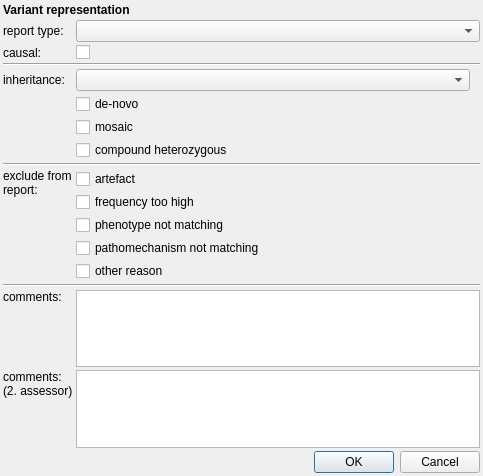
This is src/GSvar/ReportVariantDialog.ui in imgag/ngs-bits as Qt 5 draws it before an edit. The edited form follows.
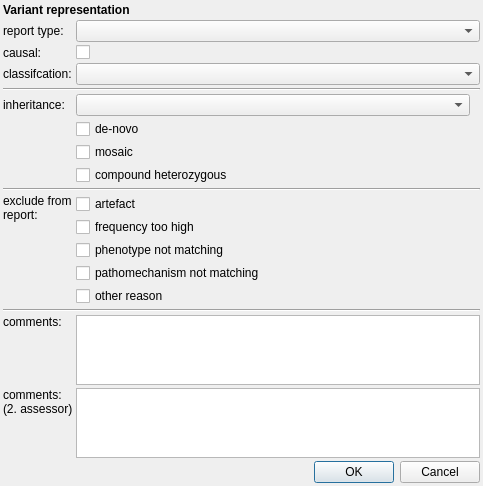
This is the edited form. Icons and pictures are not drawn.

Patch:
```diff
--- a/src/GSvar/ReportVariantDialog.ui
+++ b/src/GSvar/ReportVariantDialog.ui
@@ -33,47 +33,60 @@
    <property name="spacing">
     <number>3</number>
    </property>
-   <item row="13" column="1" colspan="3">
-    <widget class="QCheckBox" name="exclude_phenotype">
-     <property name="text">
-      <string>phenotype not matching</string>
-     </property>
-    </widget>
-   </item>
-   <item row="11" column="1" colspan="3">
+   <item row="12" column="1" colspan="3">
     <widget class="QCheckBox" name="exclude_artefact">
      <property name="text">
       <string>artefact</string>
      </property>
     </widget>
    </item>
-   <item row="15" column="1" colspan="3">
+   <item row="14" column="1" colspan="3">
+    <widget class="QCheckBox" name="exclude_phenotype">
+     <property name="text">
+      <string>phenotype not matching</string>
+     </property>
+    </widget>
+   </item>
+   <item row="16" column="1" colspan="3">
     <widget class="QCheckBox" name="exclude_other">
      <property name="text">
       <string>other reason</string>
      </property>
     </widget>
    </item>
-   <item row="14" column="1" colspan="3">
+   <item row="2" column="1" colspan="3">
+    <widget class="QComboBox" name="type"/>
+   </item>
+   <item row="15" column="1" colspan="3">
     <widget class="QCheckBox" name="exclude_mechanism">
      <property name="text">
       <string>pathomechanism not matching</string>
      </property>
     </widget>
    </item>
-   <item row="12" column="1" colspan="3">
+   <item row="13" column="1" colspan="3">
     <widget class="QCheckBox" name="exclude_frequency">
      <property name="text">
       <string>frequency too high</string>
      </property>
     </widget>
    </item>
-   <item row="2" column="1" colspan="3">
-    <widget class="QComboBox" name="type"/>
-   </item>
-   <item row="18" column="1" colspan="3">
+   <item row="19" column="1" colspan="3">
     <widget class="QPlainTextEdit" name="comments2"/>
    </item>
+   <item row="4" column="0">
+    <widget class="QLabel" name="label_8">
+     <property name="toolTip">
+      <string>The variant is causal for the patient phenotype(s).</string>
+     </property>
+     <property name="text">
+      <string>causal:</string>
+     </property>
+     <property name="alignment">
+      <set>Qt::AlignLeading|Qt::AlignLeft|Qt::AlignVCenter</set>
+     </property>
+    </widget>
+   </item>
    <item row="4" column="1" colspan="3">
     <widget class="QCheckBox" name="causal">
      <property name="text">
@@ -81,7 +94,7 @@
      </property>
     </widget>
    </item>
-   <item row="18" column="0">
+   <item row="19" column="0">
     <widget class="QLabel" name="label_9">
      <property name="toolTip">
       <string>&lt;html&gt;&lt;head/&gt;&lt;body&gt;&lt;p&gt;Comments of a second person that reviews the first evaluation.&lt;/p&gt;&lt;/body&gt;&lt;/html&gt;</string>
@@ -97,32 +110,6 @@
      </property>
     </widget>
    </item>
-   <item row="4" column="0">
-    <widget class="QLabel" name="label_8">
-     <property name="toolTip">
-      <string>The variant is causal for the patient phenotype(s).</string>
-     </property>
-     <property name="text">
-      <string>causal:</string>
-     </property>
-     <property name="alignment">
-      <set>Qt::AlignLeading|Qt::AlignLeft|Qt::AlignVCenter</set>
-     </property>
-    </widget>
-   </item>
-   <item row="8" column="0">
-    <widget class="QLabel" name="label_4">
-     <property name="toolTip">
-      <string>The variant is in mosaic state.</string>
-     </property>
-     <property name="text">
-      <string/>
-     </property>
-     <property name="alignment">
-      <set>Qt::AlignLeading|Qt::AlignLeft|Qt::AlignVCenter</set>
-     </property>
-    </widget>
-   </item>
    <item row="2" column="0">
     <widget class="QLabel" name="label">
      <property name="toolTip">
@@ -136,24 +123,27 @@
      </property>
     </widget>
    </item>
-   <item row="6" column="1" colspan="2">
+   <item row="7" column="1" colspan="2">
     <widget class="QComboBox" name="inheritance">
      <property name="toolTip">
       <string>Inhertitance mode of the variant.</string>
      </property>
     </widget>
    </item>
-   <item row="7" column="1" colspan="3">
-    <widget class="QCheckBox" name="de_novo">
+   <item row="9" column="0">
+    <widget class="QLabel" name="label_4">
+     <property name="toolTip">
+      <string>The variant is in mosaic state.</string>
+     </property>
      <property name="text">
-      <string>de-novo</string>
+      <string/>
+     </property>
+     <property name="alignment">
+      <set>Qt::AlignLeading|Qt::AlignLeft|Qt::AlignVCenter</set>
      </property>
     </widget>
    </item>
-   <item row="17" column="1" colspan="3">
-    <widget class="QPlainTextEdit" name="comments"/>
-   </item>
-   <item row="6" column="3">
+   <item row="7" column="3">
     <widget class="QLabel" name="inheritance_hint">
      <property name="sizePolicy">
       <sizepolicy hsizetype="Preferred" vsizetype="Preferred">
@@ -178,7 +168,17 @@
      </property>
     </widget>
    </item>
-   <item row="6" column="0">
+   <item row="18" column="1" colspan="3">
+    <widget class="QPlainTextEdit" name="comments"/>
+   </item>
+   <item row="8" column="1" colspan="3">
+    <widget class="QCheckBox" name="de_novo">
+     <property name="text">
+      <string>de-novo</string>
+     </property>
+    </widget>
+   </item>
+   <item row="7" column="0">
     <widget class="QLabel" name="label_2">
      <property name="text">
       <string>inheritance:</string>
@@ -188,7 +188,27 @@
      </property>
     </widget>
    </item>
-   <item row="7" column="0">
+   <item row="10" column="1" colspan="3">
+    <widget class="QCheckBox" name="comp_het">
+     <property name="text">
+      <string>compound heterozygous</string>
+     </property>
+    </widget>
+   </item>
+   <item row="18" column="0">
+    <widget class="QLabel" name="label_6">
+     <property name="toolTip">
+      <string>&lt;html&gt;&lt;head/&gt;&lt;body&gt;&lt;p&gt;Comments of the first evaluation.&lt;/p&gt;&lt;/body&gt;&lt;/html&gt;</string>
+     </property>
+     <property name="text">
+      <string>comments:</string>
+     </property>
+     <property name="alignment">
+      <set>Qt::AlignLeading|Qt::AlignLeft|Qt::AlignTop</set>
+     </property>
+    </widget>
+   </item>
+   <item row="8" column="0">
     <widget class="QLabel" name="label_3">
      <property name="toolTip">
       <string>The variant is de-novo.</string>
@@ -217,27 +237,7 @@
      </property>
     </widget>
    </item>
-   <item row="9" column="1" colspan="3">
-    <widget class="QCheckBox" name="comp_het">
-     <property name="text">
-      <string>compound heterozygous</string>
-     </property>
-    </widget>
-   </item>
-   <item row="17" column="0">
-    <widget class="QLabel" name="label_6">
-     <property name="toolTip">
-      <string>&lt;html&gt;&lt;head/&gt;&lt;body&gt;&lt;p&gt;Comments of the first evaluation.&lt;/p&gt;&lt;/body&gt;&lt;/html&gt;</string>
-     </property>
-     <property name="text">
-      <string>comments:</string>
-     </property>
-     <property name="alignment">
-      <set>Qt::AlignLeading|Qt::AlignLeft|Qt::AlignTop</set>
-     </property>
-    </widget>
-   </item>
-   <item row="9" column="0">
+   <item row="10" column="0">
     <widget class="QLabel" name="label_5">
      <property name="toolTip">
       <string>The variant is compound-heterozygous.</string>
@@ -250,7 +250,7 @@
      </property>
     </widget>
    </item>
-   <item row="19" column="0" colspan="4">
+   <item row="20" column="0" colspan="4">
     <widget class="QDialogButtonBox" name="buttonBox">
      <property name="orientation">
       <enum>Qt::Horizontal</enum>
@@ -260,35 +260,35 @@
      </property>
     </widget>
    </item>
-   <item row="8" column="1" colspan="3">
+   <item row="6" column="0" colspan="4">
+    <widget class="Line" name="line">
+     <property name="orientation">
+      <enum>Qt::Horizontal</enum>
+     </property>
+    </widget>
+   </item>
+   <item row="9" column="1" colspan="3">
     <widget class="QCheckBox" name="mosaic">
      <property name="text">
       <string>mosaic</string>
      </property>
     </widget>
    </item>
-   <item row="5" column="0" colspan="4">
-    <widget class="Line" name="line">
-     <property name="orientation">
-      <enum>Qt::Horizontal</enum>
-     </property>
-    </widget>
-   </item>
-   <item row="10" column="0" colspan="4">
-    <widget class="Line" name="line_2">
-     <property name="orientation">
-      <enum>Qt::Horizontal</enum>
-     </property>
-    </widget>
-   </item>
-   <item row="16" column="0" colspan="4">
+   <item row="17" column="0" colspan="4">
     <widget class="Line" name="line_3">
      <property name="orientation">
       <enum>Qt::Horizontal</enum>
      </property>
     </widget>
    </item>
-   <item row="11" column="0" rowspan="5">
+   <item row="11" column="0" colspan="4">
+    <widget class="Line" name="line_2">
+     <property name="orientation">
+      <enum>Qt::Horizontal</enum>
+     </property>
+    </widget>
+   </item>
+   <item row="12" column="0" rowspan="5">
     <widget class="QLabel" name="label_7">
      <property name="toolTip">
       <string>Reasons why the variant is excluded from the report.</string>
@@ -304,6 +304,16 @@
      </property>
     </widget>
    </item>
+   <item row="5" column="0">
+    <widget class="QLabel" name="label_classification">
+     <property name="text">
+      <string>classifcation:</string>
+     </property>
+    </widget>
+   </item>
+   <item row="5" column="1" colspan="3">
+    <widget class="QComboBox" name="classification"/>
+   </item>
   </layout>
  </widget>
  <resources>
```
